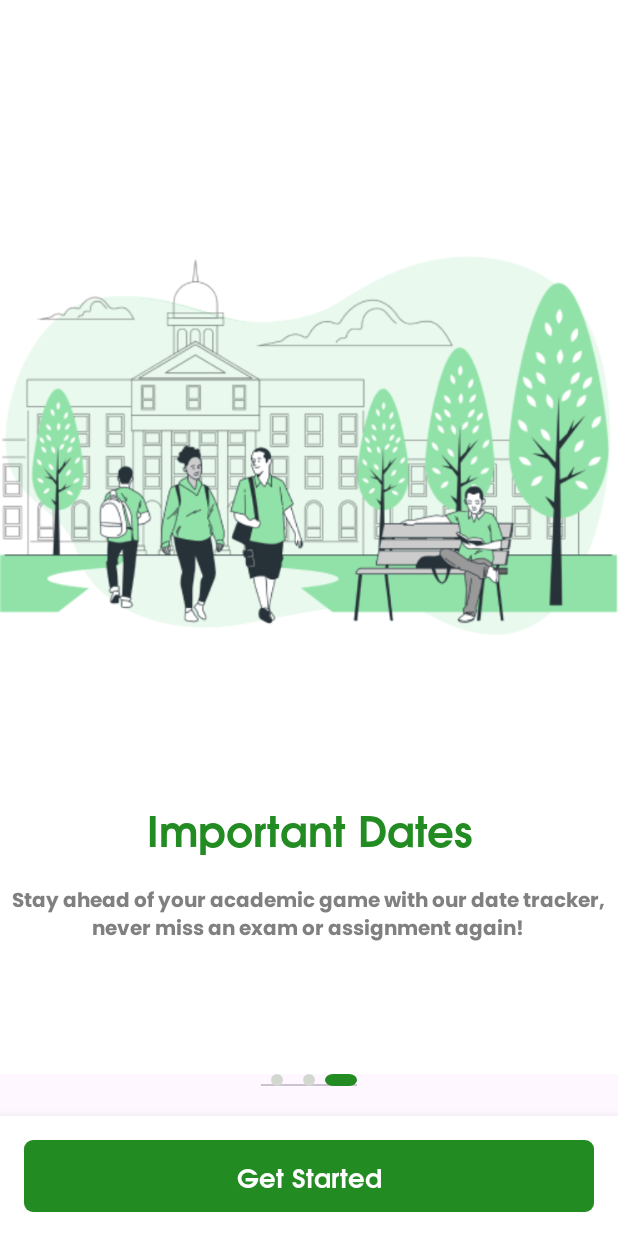
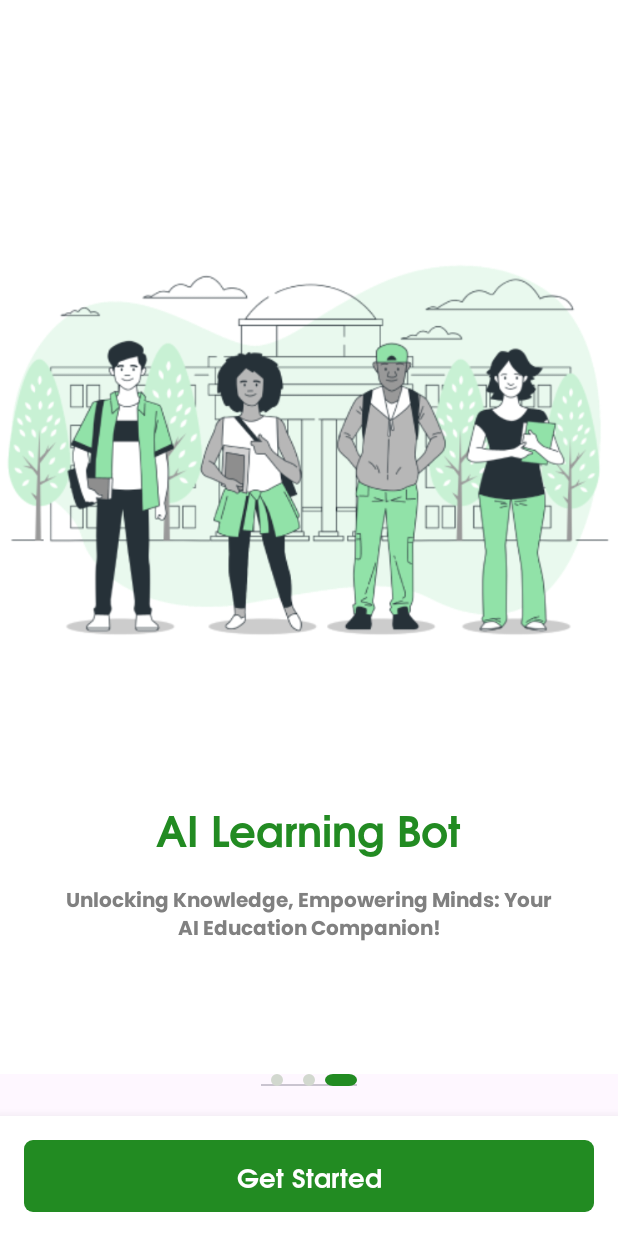
Before and after one commit to DeelakaLakpura/SkillUp, an Android app: the IntroActivity screen opened directly, with no data from a screen before it, item 3 of the bottom bar chosen, on a phone screen of 412 x 824 dp. Run offline under Robolectric (Android 15) with nearby library versions, the phone set to English and light mode, and no system bars.

Commit message:
Add existing file

```diff
--- a/app/src/main/java/com/dsmini/skillup/Intro/IntroActivity.java
+++ b/app/src/main/java/com/dsmini/skillup/Intro/IntroActivity.java
@@ -50,8 +50,9 @@ public class IntroActivity extends AppCompatActivity {
         //Data
         final List<ScreenItem> mList = new ArrayList<>();
         mList.add(new ScreenItem("Important Notes", "Transform your lecture notes into a walk in\nthe park with SkillUp!", R.drawable.img01));
-        mList.add(new ScreenItem("Important Videos", "Unlock your learning potential with Skillup,\nWatch, Learn, Succeed!", R.drawable.img02));
         mList.add(new ScreenItem("Important Dates", "Stay ahead of your academic game with our date tracker,\nnever miss an exam or assignment again!", R.drawable.img03));
+        mList.add(new ScreenItem("AI Learning Bot", "Unlocking Knowledge, Empowering Minds: Your\nAI Education Companion!", R.drawable.img02));
+
 
         //Setup viewPager
         screenPager = findViewById(R.id.screen_viewpager);
--- a/app/src/main/java/com/dsmini/skillup/Students/ViewNotesActivity.java
+++ b/app/src/main/java/com/dsmini/skillup/Students/ViewNotesActivity.java
@@ -2,7 +2,9 @@ package com.dsmini.skillup.Students;
 
 import androidx.appcompat.app.AppCompatActivity;
 
+import android.content.Context;
 import android.content.Intent;
+import android.os.AsyncTask;
 import android.os.Bundle;
 import android.speech.tts.TextToSpeech;
 import android.speech.tts.UtteranceProgressListener;
@@ -55,6 +57,8 @@ public class ViewNotesActivity extends AppCompatActivity {
             }
 
         });
+
+
 
         btn.setOnClickListener(new View.OnClickListener() {
             @Override
@@ -118,4 +122,6 @@ public class ViewNotesActivity extends AppCompatActivity {
         startActivity(intent);
     }
 
+
+
 }
--- a/app/src/main/res/layout/activity_exam.xml
+++ b/app/src/main/res/layout/activity_exam.xml
@@ -68,7 +68,9 @@
         android:id="@+id/note_view"
         android:layout_width="match_parent"
         android:layout_height="wrap_content"
-        android:paddingBottom="15dp"
+
+        android:paddingBottom="40dp"
+
         app:layout_constraintTop_toBottomOf="@+id/openLinkButton" />
 
 </androidx.constraintlayout.widget.ConstraintLayout>
```
Also changed, not shown: app/src/main/AndroidManifest.xml (+7 -0 lines), app/src/main/java/com/dsmini/skillup/Students/NotesActivity.java (+7 -0 lines), app/src/main/java/com/dsmini/skillup/Students/StudentDashboardActivity.java (+0 -9 lines).
